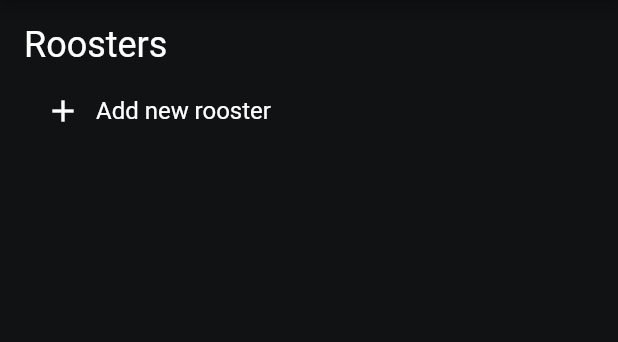
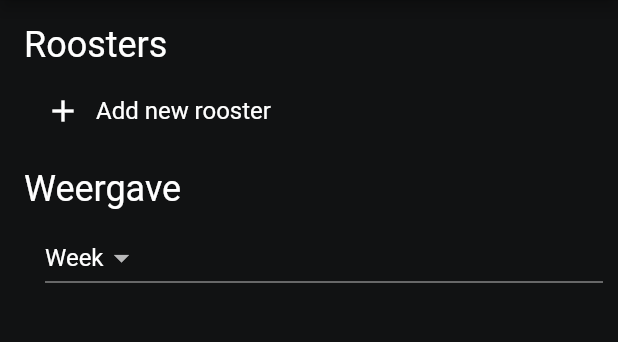
Before and after one commit to broodroosterdev/windesheimapp, a Flutter app: the SettingsPage screen opened by its route, on a phone screen of 412 x 824 dp, the part 84-426 px from its top. Run offline on Flutter 3.47's test engine with Material 2 defaults, Android fonts, the phone set to English and light mode, and no system bars; our stand-ins replace cookie_jar, dartz, dio, dio_cookie_manager, flutter_colorpicker, internet_connection_checker and 1 more; missing offline and left inert: link_preview_generator; accounts and stored records are empty.

Commit message:
Added preference for different kind of views

```diff
--- a/lib/internal/shared_prefs.dart
+++ b/lib/internal/shared_prefs.dart
@@ -34,13 +34,11 @@ class SharedPrefs {
     setString('elo-cookie', eloCookie);
   }
 
-
-
   String get schedules {
     return prefs.getString('schedules') ?? '[]';
   }
 
-  set schedules(String value){
+  set schedules(String value) {
     setString('schedules', value);
   }
 
@@ -48,7 +46,7 @@ class SharedPrefs {
     return prefs.getInt('last-synced') ?? 0;
   }
 
-  set lastSynced(int value){
+  set lastSynced(int value) {
     prefs.setInt('last-synced', value);
   }
 
@@ -56,12 +54,19 @@ class SharedPrefs {
     return prefs.getString('lessons-cache') ?? '{}';
   }
 
-  set lessonsCache(String value){
+  set lessonsCache(String value) {
     setString('lessons-cache', value);
+  }
+
+  String get roosterView {
+    return prefs.getString('rooster-view') ?? 'week';
+  }
+
+  set roosterView(String value) {
+    setString('rooster-view', value);
   }
 
   void setString(String key, String? value) {
     prefs.setString(key, value ?? '');
   }
-
 }
--- a/lib/pages/settings/settings_page.dart
+++ b/lib/pages/settings/settings_page.dart
@@ -23,14 +23,12 @@ class _SettingsPageState extends State<SettingsPage> {
       appBar: AppBar(title: const Text('Instellingen')),
       drawer: AppDrawer(),
       backgroundColor: const Color.fromRGBO(17, 18, 19, 1.0),
-      body: ListView(children: [
+      body: ChangeNotifierProvider.value(
+        value: prefs,
+        child: ListView(
+          children: [
             Padding(
-          padding: const EdgeInsets.fromLTRB(
-            16,
-            16,
-            16,
-            8,
-          ),
+              padding: const EdgeInsets.fromLTRB(16, 16, 16, 8),
               child: Text(
                 "Roosters",
                 style: Theme.of(context).textTheme.headline5,
@@ -38,8 +36,6 @@ class _SettingsPageState extends State<SettingsPage> {
             ),
             Padding(
               padding: const EdgeInsets.only(left: 30, right: 10),
-          child: ChangeNotifierProvider.value(
-            value: prefs,
               child: Consumer<Preferences>(
                   builder: (BuildContext context, Preferences model, _) {
                 return Column(
@@ -50,27 +46,61 @@ class _SettingsPageState extends State<SettingsPage> {
                     ]);
               }),
             ),
+            Padding(
+              padding: const EdgeInsets.fromLTRB(16, 16, 16, 8),
+              child: Text(
+                "Weergave",
+                style: Theme.of(context).textTheme.headline5,
               ),
-      ]),
+            ),
+            Padding(
+              padding: const EdgeInsets.only(left: 30, right: 10),
+              child: Consumer<Preferences>(
+                builder: (BuildContext context, Preferences model, _) {
+                  return DropdownButton(
+                    value: prefs.roosterView,
+                    items: [
+                      DropdownMenuItem(
+                        value: "day",
+                        child: Text("Dag"),
+                      ),
+                      DropdownMenuItem(
+                        value: "week",
+                        child: Text("Week"),
+                      ),
+                    ],
+                    onChanged: (value) {
+                      prefs.roosterView = value as String;
+                    },
+                  );
+                },
+              ),
+            ),
+          ],
+        ),
+      ),
     );
   }
 
   List<Widget> buildRoosterTiles(
       BuildContext context, List<Schedule> schedules) {
     List<Widget> widgets = [];
-    for(int i = 0; i < schedules.length; i++){
-      widgets.add(RoosterTile(schedule: schedules[i], onDelete: () => deleteRooster(i), onEdit: () => editRooster(i)));
+    for (int i = 0; i < schedules.length; i++) {
+      widgets.add(RoosterTile(
+          schedule: schedules[i],
+          onDelete: () => deleteRooster(i),
+          onEdit: () => editRooster(i)));
     }
     return widgets;
   }
 
-  void deleteRooster(int index){
+  void deleteRooster(int index) {
     List<Schedule> schedules = prefs.schedules;
     schedules.removeAt(index);
     prefs.schedules = schedules;
   }
 
-  void editRooster(int index){
+  void editRooster(int index) {
     const availableColors = [
       Colors.blue,
       Colors.blueAccent,
@@ -87,8 +117,7 @@ class _SettingsPageState extends State<SettingsPage> {
     Schedule schedule = prefs.schedules[index];
     showDialog(
       context: context,
-      builder: (BuildContext context)
-    {
+      builder: (BuildContext context) {
         return AlertDialog(
           title: const Text('Pick a color!'),
           content: SingleChildScrollView(
--- a/lib/preferences.dart
+++ b/lib/preferences.dart
@@ -9,7 +9,9 @@ import 'model/schedule.dart';
 
 class Preferences extends ChangeNotifier {
   String _accessToken = sharedPrefs.accessToken;
+
   String get accessToken => _accessToken;
+
   set accessToken(String value) {
     _accessToken = value;
     sharedPrefs.accessToken = value;
@@ -17,7 +19,9 @@ class Preferences extends ChangeNotifier {
   }
 
   String _refreshToken = sharedPrefs.refreshToken;
+
   String get refreshToken => _refreshToken;
+
   set refreshToken(String value) {
     _refreshToken = value;
     sharedPrefs.refreshToken = value;
@@ -25,7 +29,9 @@ class Preferences extends ChangeNotifier {
   }
 
   String _eloCookie = sharedPrefs.eloCookie;
+
   String get eloCookie => _eloCookie;
+
   set eloCookie(String value) {
     _eloCookie = value;
     sharedPrefs.eloCookie = value;
@@ -33,10 +39,15 @@ class Preferences extends ChangeNotifier {
   }
 
   String _schedules = sharedPrefs.schedules;
+
   List<Schedule> get schedules {
-    List<Map<String, dynamic>> jsonList = (jsonDecode(_schedules) as List<dynamic>).map((data) => data as Map<String, dynamic>).toList();
+    List<Map<String, dynamic>> jsonList =
+        (jsonDecode(_schedules) as List<dynamic>)
+            .map((data) => data as Map<String, dynamic>)
+            .toList();
     return jsonList.map((json) => Schedule.fromJson(json)).toList();
   }
+
   set schedules(List<Schedule> value) {
     final String json = jsonEncode(value);
     _schedules = json;
@@ -45,8 +56,10 @@ class Preferences extends ChangeNotifier {
   }
 
   int _lastSynced = sharedPrefs.lastSynced;
+
   DateTime get lastSynced => DateTime.fromMillisecondsSinceEpoch(_lastSynced);
-  set lastSynced(DateTime value){
+
+  set lastSynced(DateTime value) {
     int timestamp = value.millisecondsSinceEpoch;
     _lastSynced = timestamp;
     sharedPrefs.lastSynced = timestamp;
@@ -54,8 +67,10 @@ class Preferences extends ChangeNotifier {
   }
 
   String _lessonsCache = sharedPrefs.lessonsCache;
+
   Map<String, List<Les>> get lessonsCache {
-    Map<String, dynamic> jsonMap = (jsonDecode(_lessonsCache) as Map<String, dynamic>);
+    Map<String, dynamic> jsonMap =
+        (jsonDecode(_lessonsCache) as Map<String, dynamic>);
     Map<String, List<Les>> result = {};
     jsonMap.forEach((key, value) {
       result[key] = [];
@@ -65,6 +80,7 @@ class Preferences extends ChangeNotifier {
     });
     return result;
   }
+
   set lessonsCache(Map<String, List<Les>> value) {
     final String json = jsonEncode(value);
     _lessonsCache = json;
@@ -72,4 +88,13 @@ class Preferences extends ChangeNotifier {
     notifyListeners();
   }
 
+  String _roosterView = sharedPrefs.roosterView;
+
+  String get roosterView => _roosterView;
+
+  set roosterView(String value) {
+    _roosterView = value;
+    sharedPrefs.roosterView = value;
+    notifyListeners();
+  }
 }
```
Also changed, not shown: lib/pages/schedule/rooster.dart (+27 -2 lines). Lines whose indentation alone changed are shown as unchanged.
